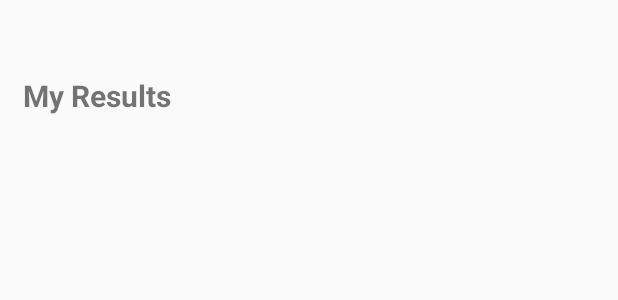
After one commit to rpairo/padelapp, an Android app: the layout layout_my_matches_title_results.xml on its own in the app's theme, with its tools: preview values and no code run, on a phone screen of 412 x 824 dp. The commit adds this screen. Shown: the top 300 px of the screen. Run offline under Robolectric (Android 15) with nearby library versions, the phone set to English and light mode, and no system bars.

Commit message:
Heterogeneous recyclerview
The recycleview has been modified to show different layouts.

```diff
--- /dev/null
+++ b/app/src/main/res/layout/layout_my_matches_title_results.xml
@@ -0,0 +1,10 @@
+<?xml version="1.0" encoding="utf-8"?>
+<TextView xmlns:android="http://schemas.android.com/apk/res/android"
+    android:layout_width="match_parent"
+    android:layout_height="wrap_content"
+    android:layout_marginBottom="@dimen/margin_bottom_title_results"
+    android:layout_marginTop="@dimen/margin_top_title_results"
+    android:paddingStart="@dimen/padding_left_title_results"
+    android:text="@string/title_my_results"
+    android:textSize="@dimen/text_big_size"
+    android:textStyle="bold" />
--- a/app/src/main/res/values/dimens.xml
+++ b/app/src/main/res/values/dimens.xml
@@ -62,4 +62,9 @@
     <dimen name="padding_right_button_bar_my_matches">30dp</dimen>
     <dimen name="padding_left_button_bar_my_matches">20dp</dimen>
 
+    <!-- My matches results -->
+    <dimen name="margin_bottom_title_results">30dp</dimen>
+    <dimen name="margin_top_title_results">50dp</dimen>
+    <dimen name="padding_left_title_results">15dp</dimen>
+
 </resources>
--- a/app/src/main/res/values/strings.xml
+++ b/app/src/main/res/values/strings.xml
@@ -68,4 +68,7 @@
     <!-- Price bar now -->
     <string name="button_bar_my_matches">Invite</string>
 
+    <!-- My matches results -->
+    <string name="title_my_results">My Results</string>
+
 </resources>
```
Also changed, not shown: app/src/main/java/com/nitsnets/padelapp/adapters/MyMatchesRecyclerAdapter.java (+36 -8 lines), app/src/main/java/com/nitsnets/padelapp/fragments/MyMatchesFragment.java (+7 -1 lines), app/src/main/java/com/nitsnets/padelapp/viewholders/MyMatchesTitleResultsViewHolder.java (added, +17 -0 lines).
